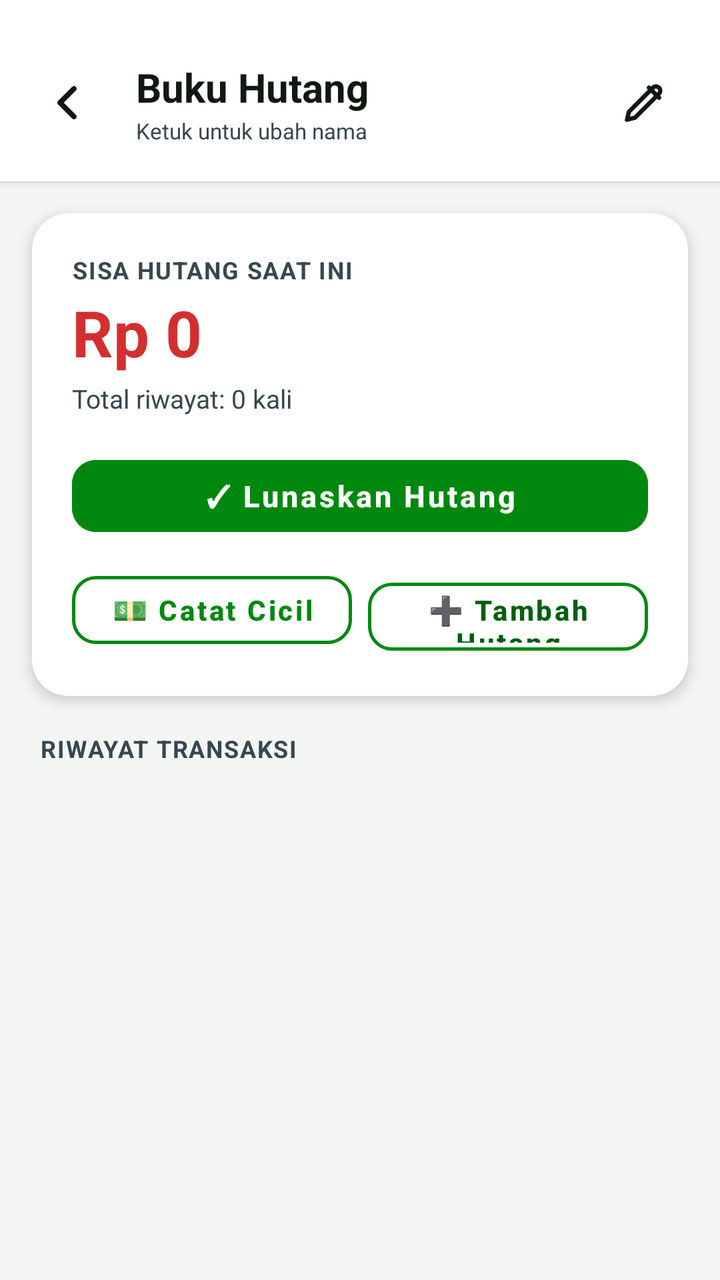
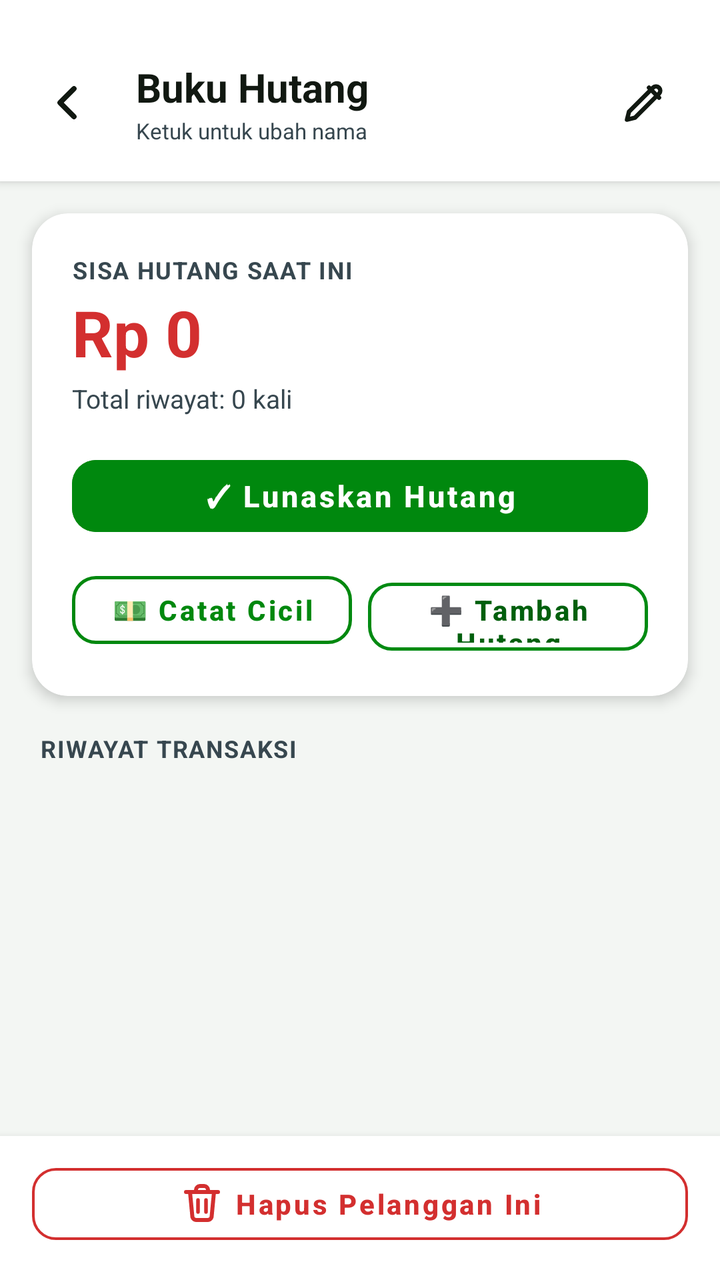

An Android layout rendered at two revisions. The XML below is the earlier revision; the diff shows what the commit changed to produce the second picture.
<!-- AndroidManifest.xml: application theme Theme.BukuHutangDarfin -->
<!-- res/layout/activity_detail.xml -->
<?xml version="1.0" encoding="utf-8"?>
<LinearLayout xmlns:android="http://schemas.android.com/apk/res/android"
    xmlns:app="http://schemas.android.com/apk/res-auto"
    android:layout_width="match_parent"
    android:layout_height="match_parent"
    android:background="@color/background_light"
    android:orientation="vertical">

    
    <LinearLayout
        android:layout_width="match_parent"
        android:layout_height="wrap_content"
        android:background="@color/card_surface"
        android:elevation="3dp"
        android:gravity="center_vertical"
        android:orientation="horizontal"
        android:paddingStart="12dp"
        android:paddingTop="26dp"
        android:paddingEnd="16dp"
        android:paddingBottom="14dp">

        <ImageButton
            android:id="@+id/btnBack"
            android:layout_width="44dp"
            android:layout_height="44dp"
            android:background="?attr/selectableItemBackgroundBorderless"
            android:contentDescription="Kembali"
            android:src="@drawable/ic_back"
            android:stateListAnimator="@animator/press_scale" />

        <LinearLayout
            android:id="@+id/layoutNameHeader"
            android:layout_width="0dp"
            android:layout_height="wrap_content"
            android:layout_marginStart="8dp"
            android:layout_weight="1"
            android:background="?attr/selectableItemBackground"
            android:orientation="vertical"
            android:padding="4dp"
            android:stateListAnimator="@animator/press_scale">

            <TextView
                android:id="@+id/tvDetailTitle"
                android:layout_width="wrap_content"
                android:layout_height="wrap_content"
                android:ellipsize="end"
                android:maxLines="1"
                android:text="Buku Hutang"
                android:textColor="@color/text_primary"
                android:textSize="20sp"
                android:textStyle="bold" />

            <TextView
                android:layout_width="wrap_content"
                android:layout_height="wrap_content"
                android:layout_marginTop="1dp"
                android:text="Ketuk untuk ubah nama"
                android:textColor="@color/text_secondary"
                android:textSize="11sp" />
        </LinearLayout>

        
        <ImageButton
            android:id="@+id/btnEditName"
            android:layout_width="44dp"
            android:layout_height="44dp"
            android:background="?attr/selectableItemBackgroundBorderless"
            android:contentDescription="Ubah Nama"
            android:padding="10dp"
            android:src="@drawable/ic_edit"
            android:stateListAnimator="@animator/press_scale"
            app:tint="@color/text_primary" />
    </LinearLayout>

    
    <androidx.cardview.widget.CardView
        android:layout_width="match_parent"
        android:layout_height="wrap_content"
        android:layout_marginStart="16dp"
        android:layout_marginTop="16dp"
        android:layout_marginEnd="16dp"
        app:cardBackgroundColor="@color/card_surface"
        app:cardCornerRadius="18dp"
        app:cardElevation="4dp">

        <LinearLayout
            android:layout_width="match_parent"
            android:layout_height="wrap_content"
            android:orientation="vertical"
            android:padding="20dp">

            <TextView
                android:layout_width="wrap_content"
                android:layout_height="wrap_content"
                android:letterSpacing="0.05"
                android:text="SISA HUTANG SAAT INI"
                android:textColor="@color/text_secondary"
                android:textSize="12sp"
                android:textStyle="bold" />

            <TextView
                android:id="@+id/tvDetailRemainingDebt"
                android:layout_width="wrap_content"
                android:layout_height="wrap_content"
                android:layout_marginTop="6dp"
                android:includeFontPadding="false"
                android:text="Rp 0"
                android:textColor="@color/debt_red"
                android:textSize="32sp"
                android:textStyle="bold" />

            <TextView
                android:id="@+id/tvDetailSubtext"
                android:layout_width="wrap_content"
                android:layout_height="wrap_content"
                android:layout_marginTop="4dp"
                android:text="Total riwayat: 0 kali"
                android:textColor="@color/text_secondary"
                android:textSize="13sp" />

            
            <Button
                android:id="@+id/btnSettleDebt"
                style="@style/Widget.MaterialComponents.Button"
                android:layout_width="match_parent"
                android:layout_height="48dp"
                android:layout_marginTop="16dp"
                android:backgroundTint="@color/paid_green"
                android:stateListAnimator="@animator/press_scale"
                android:text="✓ Lunaskan Hutang"
                android:textAllCaps="false"
                android:textColor="@color/white"
                android:textSize="15sp"
                android:textStyle="bold"
                app:cornerRadius="12dp" />

            
            <LinearLayout
                android:layout_width="match_parent"
                android:layout_height="wrap_content"
                android:layout_marginTop="10dp"
                android:orientation="horizontal">

                <Button
                    android:id="@+id/btnQuickPay"
                    style="@style/Widget.MaterialComponents.Button.OutlinedButton"
                    android:layout_width="0dp"
                    android:layout_height="46dp"
                    android:layout_weight="1"
                    android:stateListAnimator="@animator/press_scale"
                    android:text="💵 Catat Cicil"
                    android:textAllCaps="false"
                    android:textColor="@color/paid_green"
                    android:textSize="14sp"
                    android:textStyle="bold"
                    app:cornerRadius="12dp"
                    app:strokeColor="@color/paid_green"
                    app:strokeWidth="1.5dp" />

                <Button
                    android:id="@+id/btnAddDebtForPerson"
                    style="@style/Widget.MaterialComponents.Button.OutlinedButton"
                    android:layout_width="0dp"
                    android:layout_height="46dp"
                    android:layout_marginStart="8dp"
                    android:layout_weight="1"
                    android:stateListAnimator="@animator/press_scale"
                    android:text="➕ Tambah Hutang"
                    android:textAllCaps="false"
                    android:textColor="@color/primary_dark"
                    android:textSize="14sp"
                    android:textStyle="bold"
                    app:cornerRadius="12dp"
                    app:strokeColor="@color/primary"
                    app:strokeWidth="1.5dp" />
            </LinearLayout>

        </LinearLayout>
    </androidx.cardview.widget.CardView>

    <TextView
        android:layout_width="wrap_content"
        android:layout_height="wrap_content"
        android:layout_marginStart="20dp"
        android:layout_marginTop="18dp"
        android:layout_marginBottom="8dp"
        android:letterSpacing="0.05"
        android:text="RIWAYAT TRANSAKSI"
        android:textColor="@color/text_secondary"
        android:textSize="12sp"
        android:textStyle="bold" />

    
    <androidx.recyclerview.widget.RecyclerView
        android:id="@+id/rvTransactions"
        android:layout_width="match_parent"
        android:layout_height="0dp"
        android:layout_weight="1"
        android:clipToPadding="false"
        android:layoutAnimation="@anim/layout_cascade_controller"
        android:paddingStart="12dp"
        android:paddingEnd="12dp"
        android:paddingBottom="24dp" />

</LinearLayout>
<!-- resources referenced by this layout -->
<resources>
  <color name="background_light">#F3F6F3</color>
  <color name="card_surface">#FFFFFF</color>
  <color name="debt_red">#D32F2F</color>
  <color name="paid_green">#00880E</color>
  <color name="primary">#008A12</color>
  <color name="primary_dark">#005F0D</color>
  <color name="text_primary">#111811</color>
  <color name="text_secondary">#37474F</color>
  <color name="white">#FFFFFF</color>
  <!-- drawable ic_back (drawable) -->
  <?xml version="1.0" encoding="utf-8"?>
  <vector xmlns:android="http://schemas.android.com/apk/res/android"
      android:width="24dp"
      android:height="24dp"
      android:viewportWidth="24"
      android:viewportHeight="24">
      <path
          android:strokeColor="@color/text_primary"
          android:strokeWidth="2.6"
          android:strokeLineCap="round"
          android:strokeLineJoin="round"
          android:pathData="M15,5L8,12L15,19" />
  </vector>
  <!-- drawable ic_edit (drawable) -->
  <?xml version="1.0" encoding="utf-8"?>
  <vector xmlns:android="http://schemas.android.com/apk/res/android"
      android:width="24dp"
      android:height="24dp"
      android:viewportWidth="24"
      android:viewportHeight="24">
      <path
          android:fillColor="#00000000"
          android:pathData="M14.5,4.5l5,5M3.5,20.5l4,-1 12,-12a2.12,2.12 0,0,0 -3,-3l-12,12l-1,4z"
          android:strokeColor="@color/text_primary"
          android:strokeLineCap="round"
          android:strokeLineJoin="round"
          android:strokeWidth="2.2" />
  </vector>
  <style name="Theme.BukuHutangDarfin" parent="Theme.MaterialComponents.DayNight.NoActionBar">
          <item name="colorPrimary">@color/primary</item>
          <item name="colorPrimaryVariant">@color/primary_dark</item>
          <item name="colorOnPrimary">@color/white</item>
          <item name="colorSecondary">@color/accent</item>
          <item name="android:statusBarColor">@color/primary_dark</item>
          <item name="android:windowBackground">@color/background_light</item>
      </style>
  <color name="accent">#00C417</color>
</resources>

<!-- the commit's change to res/layout/activity_detail.xml (unified diff, before → after) -->
@@ -200,6 +200,36 @@
         android:layoutAnimation="@anim/layout_cascade_controller"
         android:paddingStart="12dp"
         android:paddingEnd="12dp"
-        android:paddingBottom="24dp" />
+        android:paddingBottom="12dp" />
+
+    
+    <LinearLayout
+        android:layout_width="match_parent"
+        android:layout_height="wrap_content"
+        android:background="@color/card_surface"
+        android:elevation="6dp"
+        android:paddingStart="16dp"
+        android:paddingTop="10dp"
+        android:paddingEnd="16dp"
+        android:paddingBottom="14dp">
+
+        <Button
+            android:id="@+id/btnDeleteContact"
+            style="@style/Widget.MaterialComponents.Button.OutlinedButton"
+            android:layout_width="match_parent"
+            android:layout_height="48dp"
+            android:stateListAnimator="@animator/press_scale"
+            android:text="Hapus Pelanggan Ini"
+            android:textAllCaps="false"
+            android:textColor="@color/debt_red"
+            android:textSize="14sp"
+            android:textStyle="bold"
+            app:cornerRadius="12dp"
+            app:icon="@drawable/ic_trash"
+            app:iconGravity="textStart"
+            app:iconTint="@color/debt_red"
+            app:strokeColor="@color/debt_red"
+            app:strokeWidth="1.2dp" />
+    </LinearLayout>
 
 </LinearLayout>
<!-- resource entries referenced after the edit -->
@@ -38,6 +38,43 @@
           android:strokeLineJoin="round"
           android:strokeWidth="2.2" />
   </vector>
+  <!-- drawable ic_trash (drawable) -->
+  <?xml version="1.0" encoding="utf-8"?>
+  <vector xmlns:android="http://schemas.android.com/apk/res/android"
+      android:width="24dp"
+      android:height="24dp"
+      android:viewportWidth="24"
+      android:viewportHeight="24">
+      
+      <path
+          android:fillColor="#00000000"
+          android:pathData="M9,6V5a2,2 0,0,1 2,-2h2a2,2 0,0,1 2,2v1"
+          android:strokeColor="@color/debt_red"
+          android:strokeLineCap="round"
+          android:strokeWidth="2" />
+      
+      <path
+          android:fillColor="#00000000"
+          android:pathData="M4,6h16"
+          android:strokeColor="@color/debt_red"
+          android:strokeLineCap="round"
+          android:strokeWidth="2" />
+      
+      <path
+          android:fillColor="#00000000"
+          android:pathData="M6,6l1.2,12.5a2,2 0,0,0 2,1.5h5.6a2,2 0,0,0 2,-1.5L18,6"
+          android:strokeColor="@color/debt_red"
+          android:strokeLineCap="round"
+          android:strokeLineJoin="round"
+          android:strokeWidth="2" />
+      
+      <path
+          android:fillColor="#00000000"
+          android:pathData="M10,10v6M14,10v6"
+          android:strokeColor="@color/debt_red"
+          android:strokeLineCap="round"
+          android:strokeWidth="1.8" />
+  </vector>
   <style name="Theme.BukuHutangDarfin" parent="Theme.MaterialComponents.DayNight.NoActionBar">
           <item name="colorPrimary">@color/primary</item>
           <item name="colorPrimaryVariant">@color/primary_dark</item>
